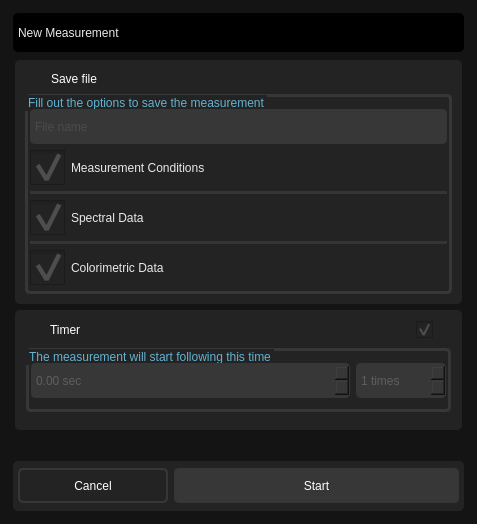
Qt form src/ui/measure_dialog.ui (ligerr13/PE_Spectroradiometer) before a commit.
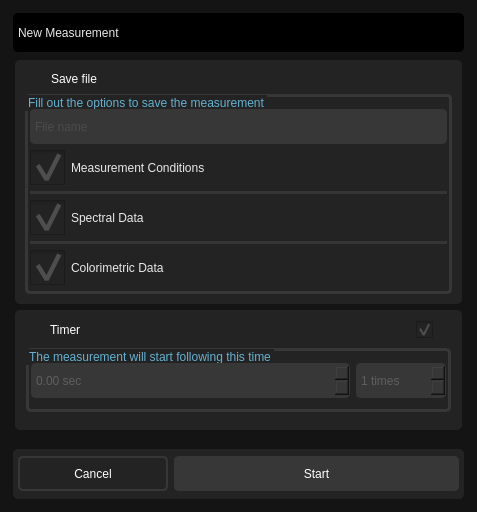
The same form after that commit. Icons and pictures are not drawn.

The edit to the form file:
```diff
--- a/src/ui/measure_dialog.ui
+++ b/src/ui/measure_dialog.ui
@@ -7,7 +7,7 @@
     <x>0</x>
     <y>0</y>
     <width>477</width>
-    <height>524</height>
+    <height>512</height>
    </rect>
   </property>
   <property name="windowTitle">
```
